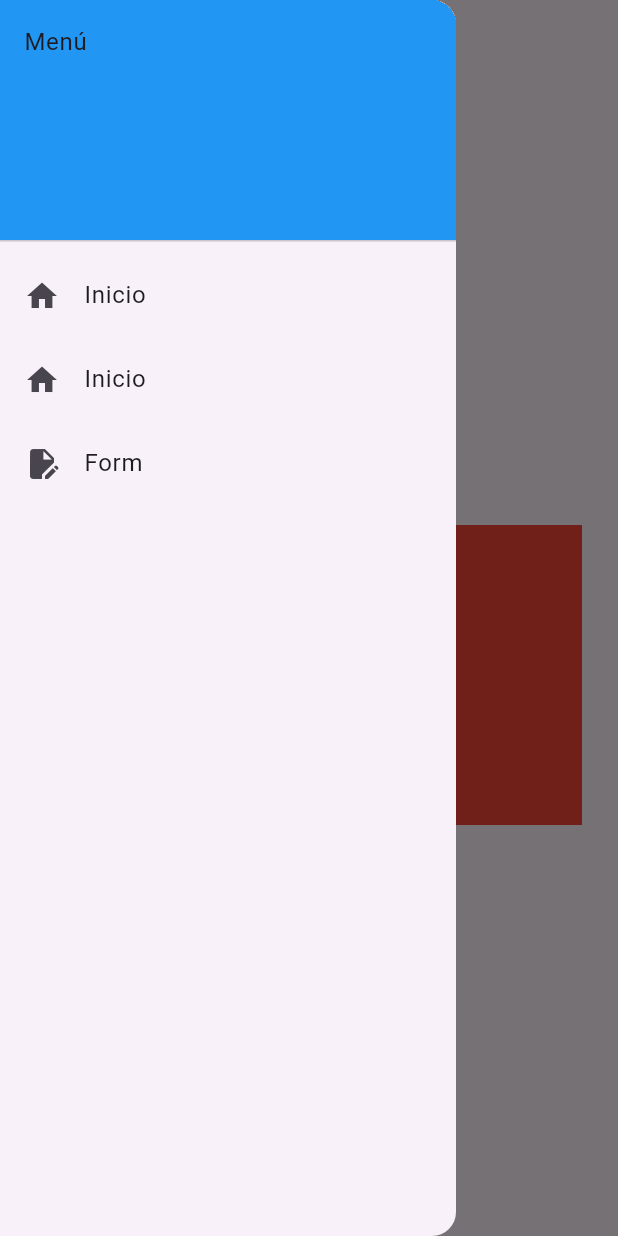
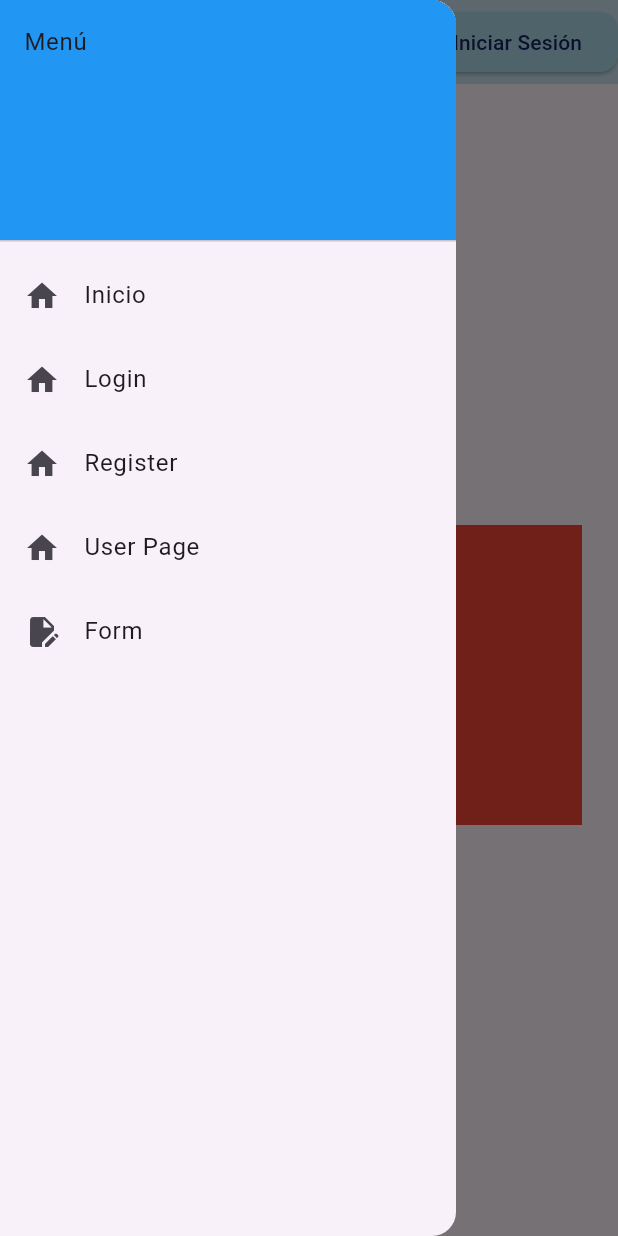
Before and after one commit to yesidarv04/Flutter_balcoder_firstapp, a Flutter app: the screen it shows after launch, after a tap on the "menu" icon, on a phone screen of 412 x 824 dp. Run offline on Flutter 3.47's test engine with Material 3 defaults, Android fonts, the phone set to English and light mode, and no system bars.

Commit message:
Agregar tarea sesión #4

```diff
--- a/lib/main.dart
+++ b/lib/main.dart
@@ -1,5 +1,6 @@
 import 'package:flutter/material.dart';
 import 'package:flutter_balcoder_firstapp/ui/home/home_page.dart';
+import 'package:flutter_balcoder_firstapp/utils/routes/app_routes.dart';
 
 void main() {
   runApp(const MyApp());
@@ -18,6 +19,8 @@
         useMaterial3: true,
       ),
       home: const MyHomePage(),
+      initialRoute: AppRoutes.home,
+      onGenerateRoute: AppRoutes.generateRoute,
     );
   }
 }
--- a/lib/utils/routes/app_routes.dart
+++ b/lib/utils/routes/app_routes.dart
@@ -1,10 +1,14 @@
 import 'package:flutter/material.dart';
+import 'package:flutter_balcoder_firstapp/ui/auth/login/login.dart';
+import 'package:flutter_balcoder_firstapp/ui/auth/register/register.dart';
 import 'package:flutter_balcoder_firstapp/ui/home/home_page.dart';
 import 'package:flutter_balcoder_firstapp/ui/user/user_page.dart';
 
 class AppRoutes {
   static const String home = '/';
   static const String form = '/form';
+  static const String login = '/login';
+  static const String register = '/register';
 
   static Route<dynamic> generateRoute(RouteSettings settings) {
     switch (settings.name) {
@@ -12,6 +16,10 @@ class AppRoutes {
         return MaterialPageRoute(builder: (context) => const MyHomePage());
       case form:
         return MaterialPageRoute(builder: (context) => const UserPage());
+      case login:
+        return MaterialPageRoute(builder: (context) => const LoginPage());
+      case register:
+        return MaterialPageRoute(builder: (context) => const RegisterPage());
       default:
         return MaterialPageRoute(
           builder: (_) => Scaffold(
--- a/lib/utils/theme/app_constants.dart
+++ b/lib/utils/theme/app_constants.dart
@@ -1,10 +1,27 @@
 import 'package:flutter/material.dart';
 
 class AppConstants {
-  static const Color primaryColor = Colors.black;
-  static const Color secondColor = Color(0xFFff6f00);
+  static const Color primaryColor = Color(0xFFADD9E6);
+  static const Color secondColor = Color(0xFF152361);
+  static const Color thirdColor = Color(0xFF666F98);
+
   static const TextStyle titleStyle = TextStyle(
     fontSize: 20,
     fontWeight: FontWeight.bold,
+    color: AppConstants.secondColor
+  );
+
+  static const TextStyle subtitleStyle = TextStyle(
+    fontSize: 18,
+    fontWeight: FontWeight.w500,
+    color: AppConstants.thirdColor
+  );
+
+  static final ButtonStyle styleButton = ElevatedButton.styleFrom(
+    backgroundColor: AppConstants.primaryColor,
+    foregroundColor: AppConstants.secondColor,
+    shape: RoundedRectangleBorder(
+      borderRadius: BorderRadius.circular(12),
+    )
   );
 }
--- /dev/null
+++ b/lib/utils/widgets/appbar_widget.dart
@@ -0,0 +1,53 @@
+import 'package:flutter/material.dart';
+import 'package:flutter_balcoder_firstapp/utils/routes/app_routes.dart';
+import 'package:flutter_balcoder_firstapp/utils/theme/app_constants.dart';
+
+class AppbarWidget extends StatelessWidget implements PreferredSizeWidget {
+  final String titlePage;
+  final bool showDrawer;
+
+  const AppbarWidget({
+    super.key,
+    required this.titlePage,
+    this.showDrawer = false,
+  });
+
+  @override
+  Widget build(BuildContext context) {
+    return AppBar(
+      backgroundColor: AppConstants.primaryColor.withOpacity(0.65),
+      title: Text(titlePage),
+      leading: showDrawer
+          ? Builder(
+              builder: (context) => IconButton(
+                    icon: const Icon(Icons.menu),
+                    onPressed: () {
+                      Scaffold.of(context).openDrawer();
+                    },
+                  ))
+          : IconButton(
+              onPressed: () {
+                Navigator.pop(context);
+              },
+              icon: const Icon(Icons.arrow_back)),
+      actions: [
+        ElevatedButton(
+          onPressed: () {
+            Navigator.pushNamed(context, AppRoutes.login);
+          },
+          style: ElevatedButton.styleFrom(
+            backgroundColor: AppConstants.primaryColor,
+            foregroundColor: AppConstants.secondColor,
+            shape: RoundedRectangleBorder(
+              borderRadius: BorderRadius.circular(12),
+            ),
+          ),
+          child: const Text('Iniciar Sesión'),
+        ),
+      ],
+    );
+  }
+
+  @override
+  Size get preferredSize => const Size.fromHeight(kToolbarHeight);
+}
--- a/lib/utils/widgets/drawer_widget.dart
+++ b/lib/utils/widgets/drawer_widget.dart
@@ -1,4 +1,6 @@
 import 'package:flutter/material.dart';
+import 'package:flutter_balcoder_firstapp/ui/auth/login/login.dart';
+import 'package:flutter_balcoder_firstapp/ui/auth/register/register.dart';
 import 'package:flutter_balcoder_firstapp/ui/home/home_page.dart';
 import 'package:flutter_balcoder_firstapp/ui/user/user_page.dart';
 import 'package:flutter_balcoder_firstapp/utils/routes/app_routes.dart';
@@ -34,7 +36,27 @@ class _DrawerWidgetState extends State<DrawerWidget> {
         ),
         ListTile(
           leading: const Icon(Icons.home),
-          title: const Text('Inicio'),
+          title: const Text('Login'),
+          onTap: () {
+            Navigator.push(context, MaterialPageRoute(
+              builder: (context) => const LoginPage(),
+              ),
+            );
+          },
+        ),
+        ListTile(
+          leading: const Icon(Icons.home),
+          title: const Text('Register'),
+          onTap: () {
+            Navigator.push(context, MaterialPageRoute(
+              builder: (context) => const RegisterPage(),
+              ),
+            );
+          },
+        ),
+        ListTile(
+          leading: const Icon(Icons.home),
+          title: const Text('User Page'),
           onTap: () {
             Navigator.push(context, MaterialPageRoute(
               builder: (context) => const UserPage(),
--- a/lib/utils/widgets/main_scaffold.dart
+++ b/lib/utils/widgets/main_scaffold.dart
@@ -1,5 +1,6 @@
 import 'package:flutter/material.dart';
 import 'package:flutter_balcoder_firstapp/utils/widgets/drawer_widget.dart';
+import 'appbar_widget.dart';  // Asegúrate de importar el nuevo AppbarWidget
 
 class MainScaffold extends StatefulWidget {
   final Widget child;
@@ -19,21 +20,10 @@ class MainScaffoldState extends State<MainScaffold> {
   @override
   Widget build(BuildContext context) {
     return Scaffold(
-      appBar: AppBar(
-          title: Text(widget.titlePage),
-          leading: widget.showDrawer
-              ? Builder(
-                  builder: (context) => IconButton(
-                        icon: const Icon(Icons.menu),
-                        onPressed: () {
-                          Scaffold.of(context).openDrawer();
-                        },
-                      ))
-              : IconButton(
-                  onPressed: () {
-                    Navigator.pop(context);
-                  },
-                  icon: const Icon(Icons.arrow_back))),
+      appBar: AppbarWidget(
+        titlePage: widget.titlePage,
+        showDrawer: widget.showDrawer,
+      ),
       drawer: widget.showDrawer ? const Drawer(child: DrawerWidget()) : null,
       body: Padding(
         padding: const EdgeInsets.all(24.0),
```
Also changed, not shown: lib/ui/auth/login/login.dart (added, +113 -0 lines), lib/ui/auth/register/register.dart (added, +124 -0 lines), lib/utils/mixins/text_form_validator_mixins.dart (+10 -6 lines), lib/utils/widgets/custom_text_form_field.dart (added, +35 -0 lines).
